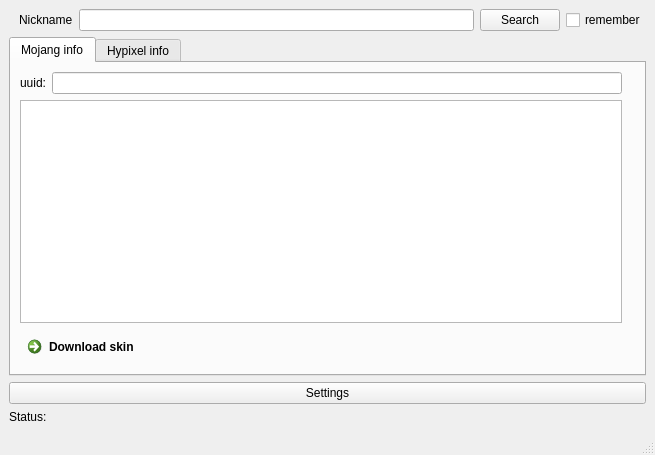
Above: uis/main.ui from Skublik-glek/HyStatsApp.original before the change. Below: the same form after it.
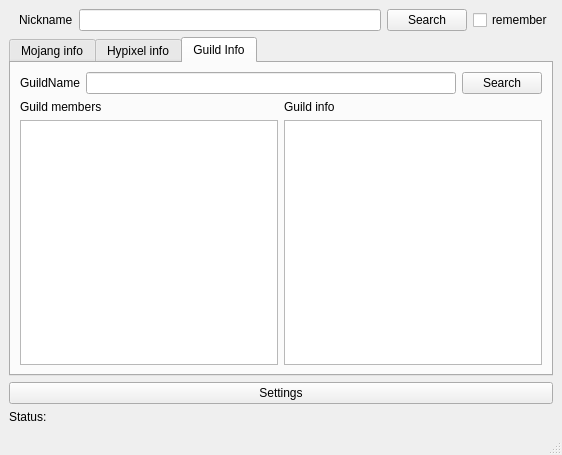
That is the form after the change. The open tabs and pages were chosen to show the change. Icons and pictures are not drawn.

What changed in the file:
```diff
--- a/uis/main.ui
+++ b/uis/main.ui
@@ -6,7 +6,7 @@
    <rect>
     <x>0</x>
     <y>0</y>
-    <width>655</width>
+    <width>562</width>
     <height>455</height>
    </rect>
   </property>
@@ -215,6 +215,66 @@
         </item>
        </layout>
       </widget>
+      <widget class="QWidget" name="tab_5">
+       <attribute name="title">
+        <string>Guild Info</string>
+       </attribute>
+       <layout class="QVBoxLayout" name="verticalLayout_6">
+        <item>
+         <layout class="QHBoxLayout" name="horizontalLayout_7">
+          <item>
+           <widget class="QLabel" name="label_5">
+            <property name="text">
+             <string>GuildName</string>
+            </property>
+           </widget>
+          </item>
+          <item>
+           <widget class="QLineEdit" name="guildInput"/>
+          </item>
+          <item>
+           <widget class="QPushButton" name="gSearch">
+            <property name="text">
+             <string>Search</string>
+            </property>
+           </widget>
+          </item>
+         </layout>
+        </item>
+        <item>
+         <layout class="QHBoxLayout" name="horizontalLayout_8">
+          <item>
+           <layout class="QVBoxLayout" name="verticalLayout_4">
+            <item>
+             <widget class="QLabel" name="label_3">
+              <property name="text">
+               <string>Guild members</string>
+              </property>
+             </widget>
+            </item>
+            <item>
+             <widget class="QListWidget" name="members"/>
+            </item>
+           </layout>
+          </item>
+          <item>
+           <layout class="QVBoxLayout" name="verticalLayout_5">
+            <item>
+             <widget class="QLabel" name="label_4">
+              <property name="text">
+               <string>Guild info</string>
+              </property>
+             </widget>
+            </item>
+            <item>
+             <widget class="QTextBrowser" name="gInfo"/>
+            </item>
+           </layout>
+          </item>
+         </layout>
+        </item>
+       </layout>
+      </widget>
      </widget>
     </item>
     <item>
```
Left out of the diff: 2 changed lines with no effect on the pictures.
